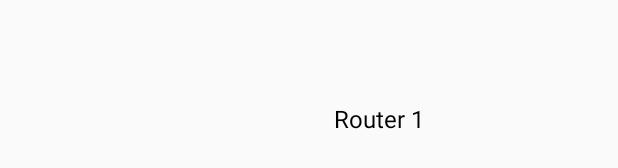
After one commit to OPA-org/AND, an Android app: the layout devices_list_entry.xml on its own in the app's theme, with its tools: preview values and no code run, on a phone screen of 412 x 824 dp. The commit adds this screen. Shown: the part 499-667 px from the top of the screen. Run offline under Robolectric (Android 15) with nearby library versions, the phone set to English and light mode, and no system bars.

Commit message:
Device Statistics added

```diff
--- /dev/null
+++ b/app/src/main/res/layout/devices_list_entry.xml
@@ -0,0 +1,32 @@
+<?xml version="1.0" encoding="utf-8"?>
+<LinearLayout xmlns:android="http://schemas.android.com/apk/res/android"
+    android:orientation="horizontal" android:layout_width="match_parent"
+    android:layout_height="match_parent"
+    android:paddingVertical="5dp">
+    <View
+        android:layout_width="0dp"
+        android:layout_height="match_parent"
+        android:layout_weight="1" />
+    <ImageView
+        android:id="@+id/iv_device_icon"
+        android:layout_width="30dp"
+        android:layout_height="30dp"
+        android:layout_gravity="center"/>
+    <View
+        android:layout_width="0dp"
+        android:layout_height="match_parent"
+        android:layout_weight="0.5" />
+    <TextView
+        android:id="@+id/tv_device_name"
+        android:layout_width="wrap_content"
+        android:layout_height="wrap_content"
+        android:layout_gravity="center"
+        android:gravity="center"
+        android:textSize="16sp"
+        android:textColor="@color/black"
+        android:text="Router 1"/>
+    <View
+        android:layout_width="0dp"
+        android:layout_height="match_parent"
+        android:layout_weight="1" />
+</LinearLayout>
```
Also changed, not shown: app/src/main/java/cse/opa/and/Activity/TopologyActivity.java (+21 -11 lines), app/src/main/java/cse/opa/and/Classes/Agent.java (+8 -0 lines), app/src/main/java/cse/opa/and/Classes/Host.java (+28 -3 lines), app/src/main/java/cse/opa/and/Classes/Router.java (+15 -1 lines), app/src/main/java/cse/opa/and/Classes/Switch.java (+16 -1 lines), app/src/main/java/cse/opa/and/DeviceCustomAdapter.java (added, +72 -0 lines).
